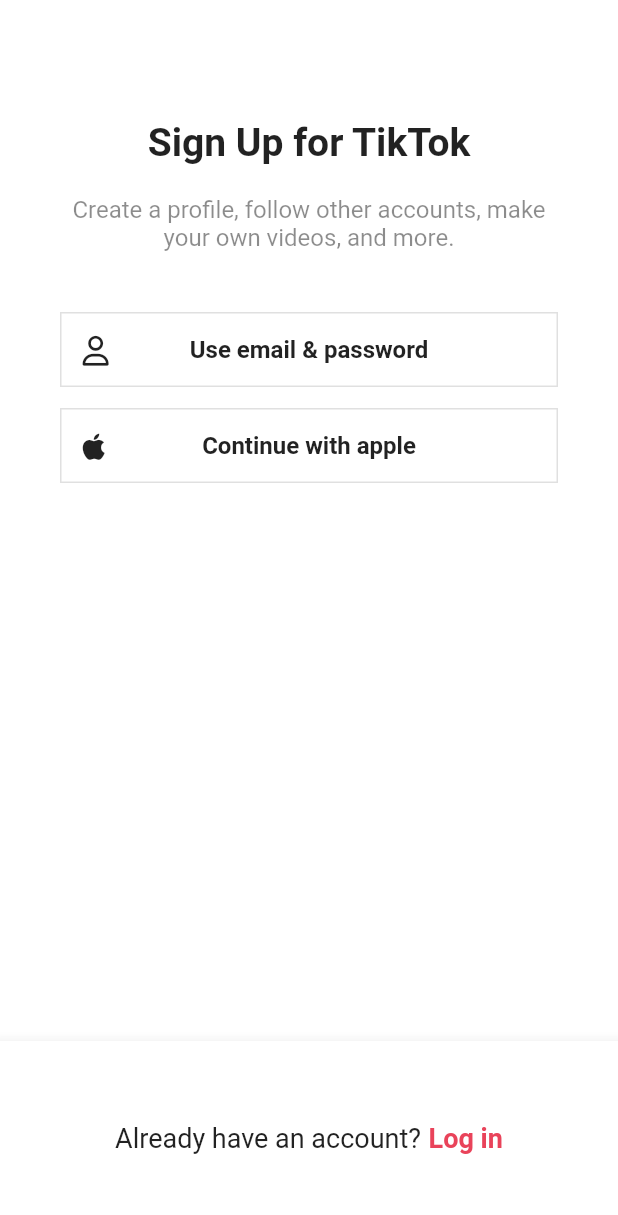
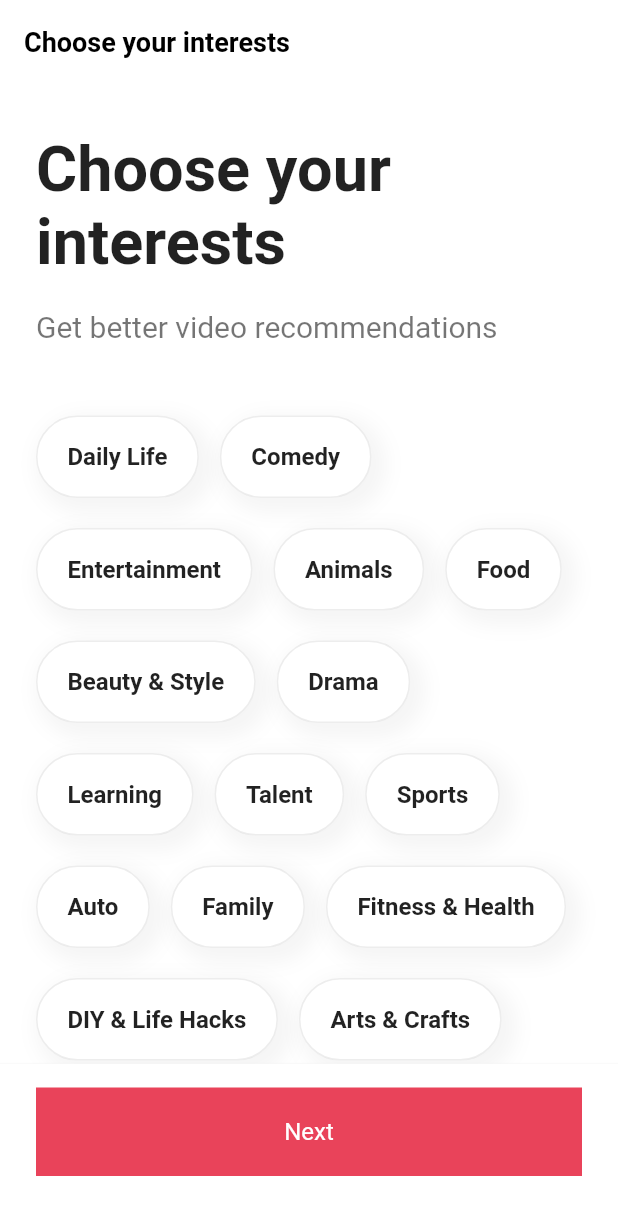
Before and after one commit to shinysuh/Snapster, a Flutter app: the screen it shows after launch, on a phone screen of 412 x 824 dp. Shown: the top 1215 px of the screen. Run offline on Flutter 3.47's test engine with Material 3 defaults, Android fonts, the phone set to English and light mode, and no system bars; our stand-ins replace font_awesome_flutter.

Commit message:
feat: interestScreen 구현

```diff
--- /dev/null
+++ b/lib/constants/interests.dart
@@ -0,0 +1,40 @@
+const interests = [
+  "Daily Life",
+  "Comedy",
+  "Entertainment",
+  "Animals",
+  "Food",
+  "Beauty & Style",
+  "Drama",
+  "Learning",
+  "Talent",
+  "Sports",
+  "Auto",
+  "Family",
+  "Fitness & Health",
+  "DIY & Life Hacks",
+  "Arts & Crafts",
+  "Dance",
+  "Outdoors",
+  "Oddly Satisfying",
+  "Home & Garden",
+  "Daily Life",
+  "Comedy",
+  "Entertainment",
+  "Animals",
+  "Food",
+  "Beauty & Style",
+  "Drama",
+  "Learning",
+  "Talent",
+  "Sports",
+  "Auto",
+  "Family",
+  "Fitness & Health",
+  "DIY & Life Hacks",
+  "Arts & Crafts",
+  "Dance",
+  "Outdoors",
+  "Oddly Satisfying",
+  "Home & Garden",
+];
--- a/lib/features/authentication/login_form_screen.dart
+++ b/lib/features/authentication/login_form_screen.dart
@@ -2,7 +2,7 @@ import 'package:flutter/material.dart';
 import 'package:tiktok_clone/constants/gaps.dart';
 import 'package:tiktok_clone/constants/sizes.dart';
 import 'package:tiktok_clone/features/authentication/common/form_button.dart';
-import 'package:tiktok_clone/features/authentication/login_screen.dart';
+import 'package:tiktok_clone/features/onboarding/interests_screen.dart';
 import 'package:tiktok_clone/utils/navigator_redirection.dart';
 import 'package:tiktok_clone/utils/tap_to_unfocus.dart';
 
@@ -48,7 +48,7 @@ class _LoginFormScreenState extends State<LoginFormScreen> {
     if (_formKey.currentState != null &&
         _formKey.currentState!.validate() /*invoke validator*/) {
       _formKey.currentState!.save(); // invoke onSaved
-      redirectToScreen(context, const LoginScreen());
+      redirectToScreen(context, const InterestScreen());
     }
   }
 
--- /dev/null
+++ b/lib/features/onboarding/interests_screen.dart
@@ -0,0 +1,115 @@
+import 'package:flutter/material.dart';
+import 'package:tiktok_clone/constants/gaps.dart';
+import 'package:tiktok_clone/constants/interests.dart';
+import 'package:tiktok_clone/constants/sizes.dart';
+
+class InterestScreen extends StatefulWidget {
+  const InterestScreen({super.key});
+
+  @override
+  State<InterestScreen> createState() => _InterestScreenState();
+}
+
+class _InterestScreenState extends State<InterestScreen> {
+  @override
+  Widget build(BuildContext context) {
+    return Scaffold(
+      appBar: AppBar(
+        title: const Text('Choose your interests'),
+      ),
+      body: SingleChildScrollView(
+        child: Padding(
+          padding: const EdgeInsets.only(
+            right: Sizes.size24,
+            left: Sizes.size24,
+            bottom: Sizes.size16,
+          ),
+          child: Column(
+            crossAxisAlignment: CrossAxisAlignment.start,
+            children: [
+              Gaps.v32,
+              const Text(
+                'Choose your interests',
+                style: TextStyle(
+                  fontSize: Sizes.size40 + Sizes.size2,
+                  fontWeight: FontWeight.bold,
+                ),
+              ),
+              Gaps.v20,
+              const Text(
+                'Get better video recommendations',
+                style: TextStyle(
+                  fontSize: Sizes.size20,
+                  color: Colors.black54,
+                ),
+              ),
+              Gaps.v48,
+              Wrap(
+                spacing: Sizes.size14,
+                runSpacing: Sizes.size20,
+                children: [
+                  for (var interest in interests)
+                    Container(
+                      padding: const EdgeInsets.symmetric(
+                        vertical: Sizes.size16 + Sizes.size1,
+                        horizontal: Sizes.size20,
+                      ),
+                      decoration: BoxDecoration(
+                        color: Colors.white,
+                        border: Border.all(
+                          color: Colors.black.withOpacity(0.07),
+                        ),
+                        borderRadius: BorderRadius.circular(
+                          Sizes.size32,
+                        ),
+                        boxShadow: [
+                          BoxShadow(
+                            color: Colors.black.withOpacity(0.04),
+                            blurRadius: 10,
+                            spreadRadius: 5,
+                            offset: const Offset(5, 5),
+                          ),
+                        ],
+                      ),
+                      child: Text(
+                        interest,
+                        style: const TextStyle(
+                          fontSize: Sizes.size16,
+                          fontWeight: FontWeight.w600,
+                        ),
+                      ),
+                    )
+                ],
+              ),
+            ],
+          ),
+        ),
+      ),
+      bottomNavigationBar: BottomAppBar(
+        elevation: 1,
+        child: Padding(
+          padding: const EdgeInsets.only(
+            bottom: Sizes.size40,
+            top: Sizes.size16,
+            left: Sizes.size24,
+            right: Sizes.size24,
+          ),
+          child: Container(
+            padding: const EdgeInsets.symmetric(vertical: Sizes.size20),
+            decoration: BoxDecoration(
+              color: Theme.of(context).primaryColor,
+            ),
+            child: const Text(
+              'Next',
+              textAlign: TextAlign.center,
+              style: TextStyle(
+                color: Colors.white,
+                fontSize: Sizes.size16,
+              ),
+            ),
+          ),
+        ),
+      ),
+    );
+  }
+}
--- a/lib/main.dart
+++ b/lib/main.dart
@@ -1,6 +1,6 @@
 import 'package:flutter/material.dart';
 import 'package:tiktok_clone/constants/sizes.dart';
-import 'package:tiktok_clone/features/authentication/sign_up_screen.dart';
+import 'package:tiktok_clone/features/onboarding/interests_screen.dart';
 
 void main() {
   runApp(const TikTokApp());
@@ -33,7 +33,8 @@ class TikTokApp extends StatelessWidget {
         //   surfaceTintColor: Colors.grey.shade50,
         // ),
       ),
-      home: const SignUpScreen(),
+      home: const InterestScreen(),
+      // home: const SignUpScreen(),
     );
   }
 }
```
